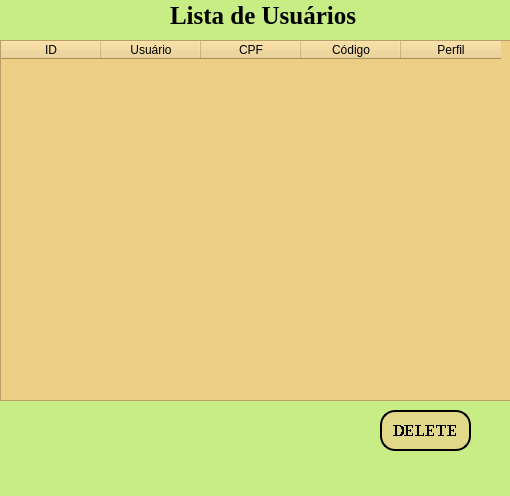
First picture: the form in lista.ui, repository Leonardogotz/Sistema_de_Cadastro, before the edit.
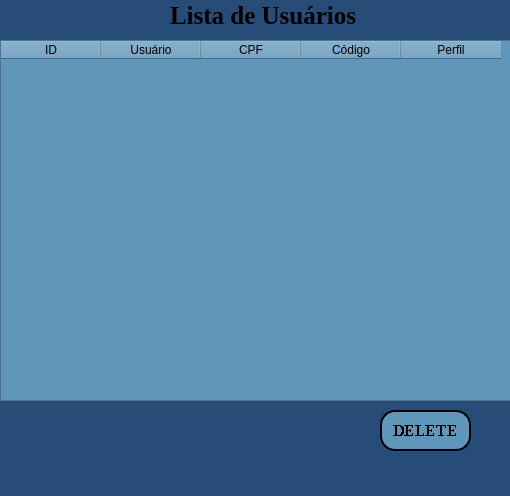
Second picture: the form after the edit.

Commit message:
ajuste de interface
realizei ajuste nas cores da estetica da interface

The edit to the form file:
```diff
--- a/lista.ui
+++ b/lista.ui
@@ -14,7 +14,7 @@
    <string>MainWindow</string>
   </property>
   <property name="styleSheet">
-   <string notr="true">background-color: rgb(200, 237, 133);</string>
+   <string notr="true">background-color: rgb(39, 76, 119);</string>
   </property>
   <property name="toolButtonStyle">
    <enum>Qt::ToolButtonIconOnly</enum>
@@ -68,7 +68,7 @@
      </font>
     </property>
     <property name="styleSheet">
-     <string notr="true">background-color: rgb(237, 206, 133);</string>
+     <string notr="true">background-color: rgb(96, 150, 186);</string>
     </property>
     <property name="gridStyle">
      <enum>Qt::NoPen</enum>
@@ -123,7 +123,7 @@
 border-color: rgb(0, 0, 0);
 border-style: outset;
 border-width: 2px;
-background-color: rgb(225, 216, 137);</string>
+background-color: rgb(96, 150, 186);</string>
     </property>
     <property name="text">
      <string>DELETE</string>
```
The commit also changes 2 other files.
